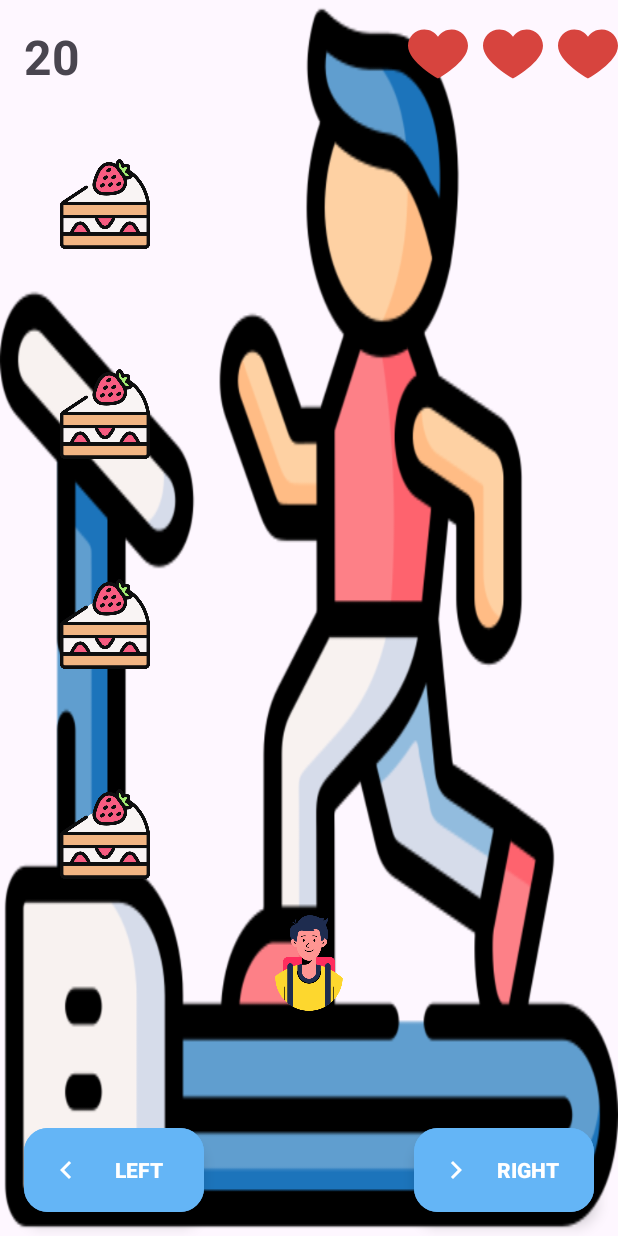
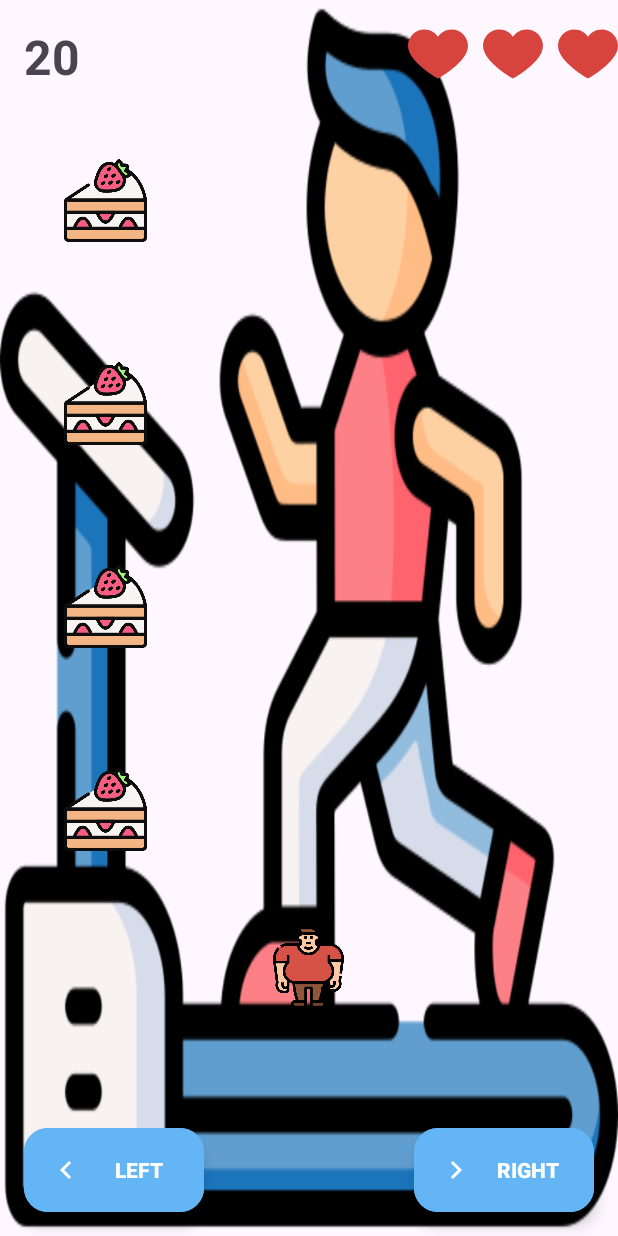
Before and after one commit to danielgerbi7/HW-Android, an Android app: the MainActivity screen opened directly, with no data from a screen before it, on a phone screen of 412 x 824 dp. Run offline under Robolectric (Android 15) with nearby library versions, the phone set to English and light mode, and no system bars.

Commit message:
Updated player

```diff
--- a/app/src/main/res/layout/activity_main.xml
+++ b/app/src/main/res/layout/activity_main.xml
@@ -29,7 +29,7 @@
         android:layout_alignParentLeft="true"
         android:layout_marginLeft="@dimen/default_margin_cake"
         android:layout_marginBottom="@dimen/margin_bottom_player"
-        app:srcCompat="@drawable/player" />
+        app:srcCompat="@drawable/fat_person" />
 
     <androidx.appcompat.widget.AppCompatImageView
         android:id="@+id/main_IMG_player2"
@@ -38,7 +38,7 @@
         android:layout_alignParentBottom="true"
         android:layout_centerHorizontal="true"
         android:layout_marginBottom="@dimen/margin_bottom_player"
-        app:srcCompat="@drawable/player" />
+        app:srcCompat="@drawable/fat_person" />
 
 
     <androidx.appcompat.widget.AppCompatImageView
@@ -49,7 +49,7 @@
         android:layout_alignParentRight="true"
         android:layout_marginRight="@dimen/default_margin_cake"
         android:layout_marginBottom="@dimen/margin_bottom_player"
-        app:srcCompat="@drawable/player" />
+        app:srcCompat="@drawable/fat_person" />
 
     <com.google.android.material.floatingactionbutton.ExtendedFloatingActionButton
         android:id="@+id/main_FAB_left"
--- a/app/src/main/res/values/dimens.xml
+++ b/app/src/main/res/values/dimens.xml
@@ -6,9 +6,9 @@
     <dimen name="heart_dimens">40dp</dimen>
     <dimen name="default_margin">16dp</dimen>
     <dimen name="heart_margins">10dp</dimen>
-    <dimen name="player_width">64dp</dimen>
-    <dimen name="player_height">64dp</dimen>
+    <dimen name="player_width">58dp</dimen>
+    <dimen name="player_height">58dp</dimen>
     <dimen name="margin_bottom_player">150dp</dimen>
     <dimen name="default_margin_cake">40dp</dimen>
-    <dimen name="cake_size">60dp</dimen>
+    <dimen name="cake_size">55dp</dimen>
 </resources>
```
Also changed, not shown: app/src/main/res/drawable/fat_person.png (added), app/src/main/res/drawable/player.png (deleted).
